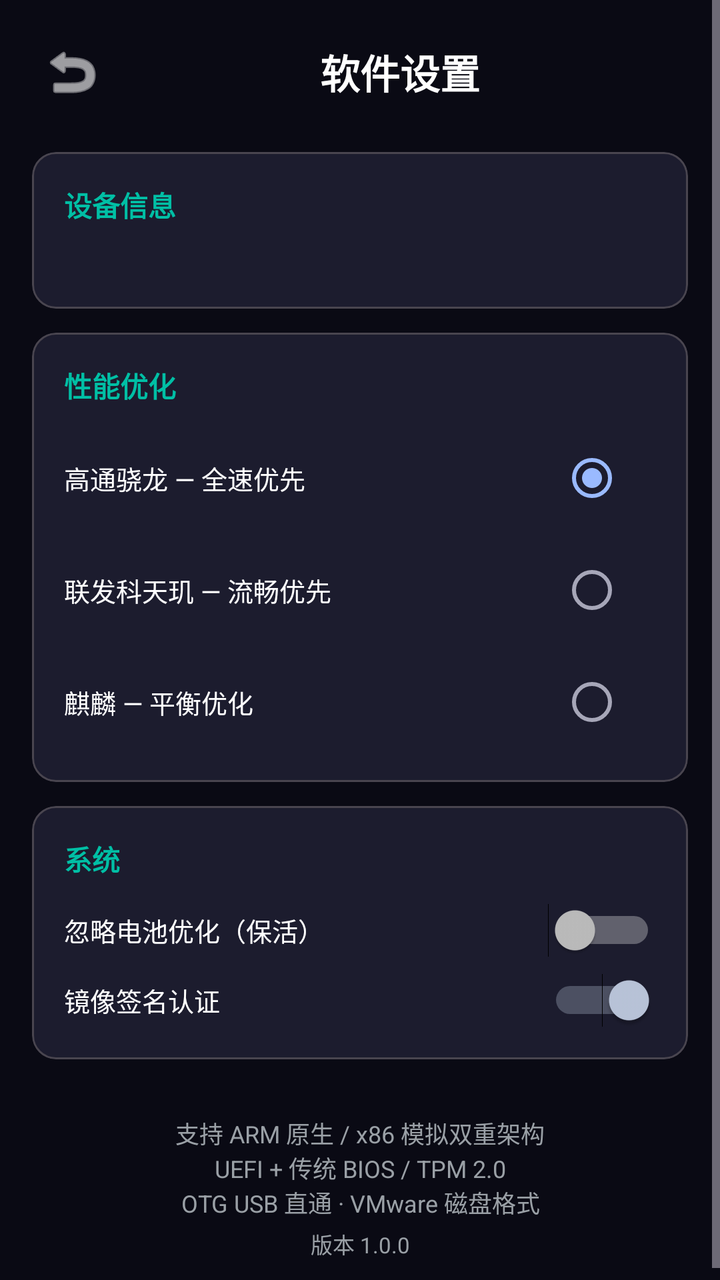
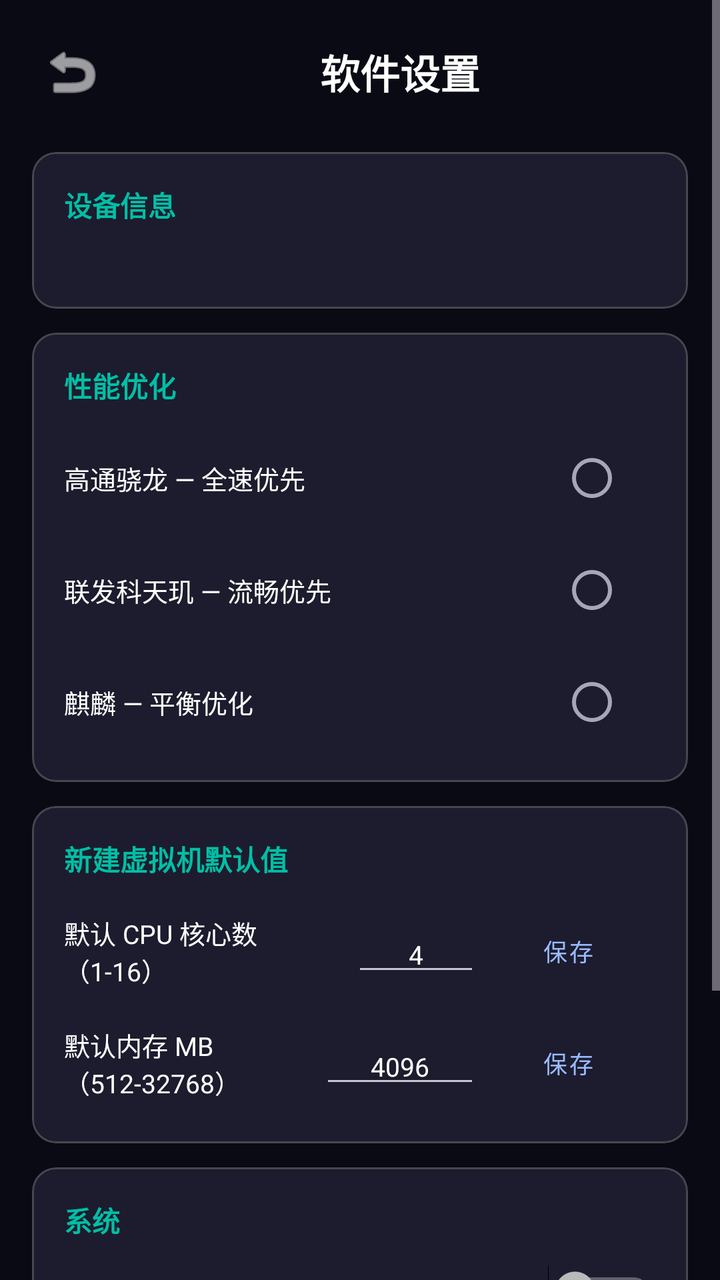

The first picture is an Android layout as it rendered before a commit; the second is the same layout after the commit. The layout source and the unified diff follow.
<!-- AndroidManifest.xml: application theme Theme.NanyangVirtualWin -->
<!-- res/layout/activity_settings.xml -->
<?xml version="1.0" encoding="utf-8"?>
<ScrollView
    xmlns:android="http://schemas.android.com/apk/res/android"
    xmlns:app="http://schemas.android.com/apk/res-auto"
    android:layout_width="match_parent"
    android:layout_height="match_parent"
    android:background="@color/background">

    <LinearLayout
        android:layout_width="match_parent"
        android:layout_height="wrap_content"
        android:orientation="vertical"
        android:padding="16dp">

        
        <LinearLayout
            android:layout_width="match_parent"
            android:layout_height="wrap_content"
            android:orientation="horizontal"
            android:gravity="center_vertical"
            android:layout_marginBottom="20dp">

            <ImageButton
                android:id="@+id/btnBack"
                android:layout_width="40dp"
                android:layout_height="40dp"
                android:src="@android:drawable/ic_menu_revert"
                android:background="?attr/selectableItemBackgroundBorderless"
                android:tint="@color/text_primary"
                android:contentDescription="返回" />

            <TextView
                android:layout_width="0dp"
                android:layout_height="wrap_content"
                android:layout_weight="1"
                android:text="@string/settings_title"
                android:textColor="@color/text_primary"
                android:textSize="20sp"
                android:textStyle="bold"
                android:gravity="center" />
        </LinearLayout>

        
        <com.google.android.material.card.MaterialCardView
            android:layout_width="match_parent"
            android:layout_height="wrap_content"
            android:layout_marginBottom="12dp"
            app:cardBackgroundColor="@color/card_bg"
            app:cardCornerRadius="12dp">

            <LinearLayout
                android:layout_width="match_parent"
                android:layout_height="wrap_content"
                android:orientation="vertical"
                android:padding="16dp">

                <TextView
                    android:layout_width="match_parent"
                    android:layout_height="wrap_content"
                    android:text="设备信息"
                    android:textColor="@color/accent"
                    android:textStyle="bold"
                    android:textSize="14sp"
                    android:layout_marginBottom="8dp" />

                <TextView
                    android:id="@+id/tvChipInfo"
                    android:layout_width="match_parent"
                    android:layout_height="wrap_content"
                    android:textColor="@color/text_primary"
                    android:textSize="13sp" />

            </LinearLayout>
        </com.google.android.material.card.MaterialCardView>

        
        <com.google.android.material.card.MaterialCardView
            android:layout_width="match_parent"
            android:layout_height="wrap_content"
            android:layout_marginBottom="12dp"
            app:cardBackgroundColor="@color/card_bg"
            app:cardCornerRadius="12dp">

            <LinearLayout
                android:layout_width="match_parent"
                android:layout_height="wrap_content"
                android:orientation="vertical"
                android:padding="16dp">

                <TextView
                    android:layout_width="match_parent"
                    android:layout_height="wrap_content"
                    android:text="性能优化"
                    android:textColor="@color/accent"
                    android:textStyle="bold"
                    android:textSize="14sp"
                    android:layout_marginBottom="12dp" />

                <LinearLayout
                    android:layout_width="match_parent"
                    android:layout_height="wrap_content"
                    android:orientation="horizontal"
                    android:gravity="center_vertical"
                    android:layout_marginBottom="8dp">

                    <TextView
                        android:layout_width="0dp"
                        android:layout_height="wrap_content"
                        android:layout_weight="1"
                        android:text="@string/chip_qcom"
                        android:textColor="@color/text_primary"
                        android:textSize="13sp" />

                    <RadioButton
                        android:id="@+id/rbQcom"
                        android:layout_width="wrap_content"
                        android:layout_height="wrap_content"
                        android:checked="true" />

                </LinearLayout>

                <LinearLayout
                    android:layout_width="match_parent"
                    android:layout_height="wrap_content"
                    android:orientation="horizontal"
                    android:gravity="center_vertical"
                    android:layout_marginBottom="8dp">

                    <TextView
                        android:layout_width="0dp"
                        android:layout_height="wrap_content"
                        android:layout_weight="1"
                        android:text="@string/chip_mtk"
                        android:textColor="@color/text_primary"
                        android:textSize="13sp" />

                    <RadioButton
                        android:id="@+id/rbMtk"
                        android:layout_width="wrap_content"
                        android:layout_height="wrap_content" />

                </LinearLayout>

                <LinearLayout
                    android:layout_width="match_parent"
                    android:layout_height="wrap_content"
                    android:orientation="horizontal"
                    android:gravity="center_vertical">

                    <TextView
                        android:layout_width="0dp"
                        android:layout_height="wrap_content"
                        android:layout_weight="1"
                        android:text="@string/chip_hisilicon"
                        android:textColor="@color/text_primary"
                        android:textSize="13sp" />

                    <RadioButton
                        android:id="@+id/rbHisilicon"
                        android:layout_width="wrap_content"
                        android:layout_height="wrap_content" />

                </LinearLayout>

            </LinearLayout>
        </com.google.android.material.card.MaterialCardView>

        
        <com.google.android.material.card.MaterialCardView
            android:layout_width="match_parent"
            android:layout_height="wrap_content"
            android:layout_marginBottom="12dp"
            app:cardBackgroundColor="@color/card_bg"
            app:cardCornerRadius="12dp">

            <LinearLayout
                android:layout_width="match_parent"
                android:layout_height="wrap_content"
                android:orientation="vertical"
                android:padding="16dp">

                <TextView
                    android:layout_width="match_parent"
                    android:layout_height="wrap_content"
                    android:text="系统"
                    android:textColor="@color/accent"
                    android:textStyle="bold"
                    android:textSize="14sp"
                    android:layout_marginBottom="12dp" />

                <LinearLayout
                    android:layout_width="match_parent"
                    android:layout_height="wrap_content"
                    android:orientation="horizontal"
                    android:gravity="center_vertical"
                    android:layout_marginBottom="8dp">

                    <TextView
                        android:layout_width="0dp"
                        android:layout_height="wrap_content"
                        android:layout_weight="1"
                        android:text="@string/disable_battery_opt"
                        android:textColor="@color/text_primary"
                        android:textSize="13sp" />

                    <Switch
                        android:id="@+id/switchIgnoreBattery"
                        android:layout_width="wrap_content"
                        android:layout_height="wrap_content" />
                </LinearLayout>

                <LinearLayout
                    android:layout_width="match_parent"
                    android:layout_height="wrap_content"
                    android:orientation="horizontal"
                    android:gravity="center_vertical">

                    <TextView
                        android:layout_width="0dp"
                        android:layout_height="wrap_content"
                        android:layout_weight="1"
                        android:text="@string/signature_verify"
                        android:textColor="@color/text_primary"
                        android:textSize="13sp" />

                    <Switch
                        android:id="@+id/switchSigVerify"
                        android:layout_width="wrap_content"
                        android:layout_height="wrap_content"
                        android:checked="true" />
                </LinearLayout>

            </LinearLayout>
        </com.google.android.material.card.MaterialCardView>

        
        <TextView
            android:layout_width="match_parent"
            android:layout_height="wrap_content"
            android:text="@string/about_desc"
            android:textColor="@color/text_secondary"
            android:textSize="12sp"
            android:layout_marginTop="16dp"
            android:gravity="center" />

        <TextView
            android:layout_width="match_parent"
            android:layout_height="wrap_content"
            android:text="版本 1.0.0"
            android:textColor="@color/text_secondary"
            android:textSize="11sp"
            android:gravity="center"
            android:layout_marginTop="4dp" />

    </LinearLayout>
</ScrollView>
<!-- resources referenced by this layout -->
<resources>
  <color name="accent">#00BFA5</color>
  <color name="background">#0A0A14</color>
  <color name="card_bg">#1C1C2E</color>
  <color name="text_primary">#FFFFFF</color>
  <color name="text_secondary">#9AA0A6</color>
  <string name="about_desc">支持 ARM 原生 / x86 模拟双重架构\nUEFI + 传统 BIOS / TPM 2.0\nOTG USB 直通 · VMware 磁盘格式</string>
  <string name="chip_hisilicon">麒麟 — 平衡优化</string>
  <string name="chip_mtk">联发科天玑 — 流畅优先</string>
  <string name="chip_qcom">高通骁龙 — 全速优先</string>
  <string name="disable_battery_opt">忽略电池优化（保活）</string>
  <string name="settings_title">软件设置</string>
  <string name="signature_verify">镜像签名认证</string>
  <style name="Theme.NanyangVirtualWin" parent="Theme.Material3.Dark.NoActionBar">
          <item name="colorPrimary">@color/md_theme_primary</item>
          <item name="colorOnPrimary">@color/md_theme_onPrimary</item>
          <item name="colorPrimaryContainer">@color/md_theme_primaryContainer</item>
          <item name="colorOnPrimaryContainer">@color/md_theme_onPrimaryContainer</item>
          <item name="colorSecondary">@color/md_theme_secondary</item>
          <item name="colorOnSecondary">@color/md_theme_onSecondary</item>
          <item name="colorSecondaryContainer">@color/md_theme_secondaryContainer</item>
          <item name="colorOnSecondaryContainer">@color/md_theme_onSecondaryContainer</item>
          <item name="android:colorBackground">@color/md_theme_background</item>
          <item name="colorOnBackground">@color/md_theme_onBackground</item>
          <item name="colorSurface">@color/md_theme_surface</item>
          <item name="colorOnSurface">@color/md_theme_onSurface</item>
          <item name="colorSurfaceVariant">@color/md_theme_surfaceVariant</item>
          <item name="colorOnSurfaceVariant">@color/md_theme_onSurfaceVariant</item>
          <item name="colorOutline">@color/md_theme_outline</item>
          <item name="colorError">@color/md_theme_error</item>
          <item name="colorOnError">@color/md_theme_onError</item>
          <item name="android:statusBarColor">@color/md_theme_background</item>
          <item name="android:navigationBarColor">@color/md_theme_background</item>
      </style>
  <color name="md_theme_primary">#9ABAFF</color>
  <color name="md_theme_onPrimary">#002F6C</color>
  <color name="md_theme_primaryContainer">#00469A</color>
  <color name="md_theme_onPrimaryContainer">#D8E2FF</color>
  <color name="md_theme_secondary">#BBC6DB</color>
  <color name="md_theme_onSecondary">#263141</color>
  <color name="md_theme_secondaryContainer">#3D4858</color>
  <color name="md_theme_onSecondaryContainer">#D7E3F7</color>
  <color name="md_theme_background">#0A0A14</color>
  <color name="md_theme_onBackground">#E2E2EC</color>
  <color name="md_theme_surface">#0E0E1A</color>
  <color name="md_theme_onSurface">#E2E2EC</color>
  <color name="md_theme_surfaceVariant">#242633</color>
  <color name="md_theme_onSurfaceVariant">#A6A6B8</color>
  <color name="md_theme_outline">#707080</color>
  <color name="md_theme_error">#FFB4AB</color>
  <color name="md_theme_onError">#690005</color>
</resources>

<!-- the commit's change to res/layout/activity_settings.xml (unified diff, before → after) -->
@@ -96,6 +96,104 @@
                     android:textSize="14sp"
                     android:layout_marginBottom="12dp" />
 
+                <RadioGroup
+                    android:id="@+id/rgChipOpt"
+                    android:layout_width="match_parent"
+                    android:layout_height="wrap_content">
+
+                    <LinearLayout
+                        android:layout_width="match_parent"
+                        android:layout_height="wrap_content"
+                        android:orientation="horizontal"
+                        android:gravity="center_vertical"
+                        android:layout_marginBottom="8dp">
+
+                        <TextView
+                            android:layout_width="0dp"
+                            android:layout_height="wrap_content"
+                            android:layout_weight="1"
+                            android:text="@string/chip_qcom"
+                            android:textColor="@color/text_primary"
+                            android:textSize="13sp" />
+
+                        <RadioButton
+                            android:id="@+id/rbQcom"
+                            android:layout_width="wrap_content"
+                            android:layout_height="wrap_content" />
+
+                    </LinearLayout>
+
+                    <LinearLayout
+                        android:layout_width="match_parent"
+                        android:layout_height="wrap_content"
+                        android:orientation="horizontal"
+                        android:gravity="center_vertical"
+                        android:layout_marginBottom="8dp">
+
+                        <TextView
+                            android:layout_width="0dp"
+                            android:layout_height="wrap_content"
+                            android:layout_weight="1"
+                            android:text="@string/chip_mtk"
+                            android:textColor="@color/text_primary"
+                            android:textSize="13sp" />
+
+                        <RadioButton
+                            android:id="@+id/rbMtk"
+                            android:layout_width="wrap_content"
+                            android:layout_height="wrap_content" />
+
+                    </LinearLayout>
+
+                    <LinearLayout
+                        android:layout_width="match_parent"
+                        android:layout_height="wrap_content"
+                        android:orientation="horizontal"
+                        android:gravity="center_vertical">
+
+                        <TextView
+                            android:layout_width="0dp"
+                            android:layout_height="wrap_content"
+                            android:layout_weight="1"
+                            android:text="@string/chip_hisilicon"
+                            android:textColor="@color/text_primary"
+                            android:textSize="13sp" />
+
+                        <RadioButton
+                            android:id="@+id/rbHisilicon"
+                            android:layout_width="wrap_content"
+                            android:layout_height="wrap_content" />
+
+                    </LinearLayout>
+
+                </RadioGroup>
+
+            </LinearLayout>
+        </com.google.android.material.card.MaterialCardView>
+
+        
+        <com.google.android.material.card.MaterialCardView
+            android:layout_width="match_parent"
+            android:layout_height="wrap_content"
+            android:layout_marginBottom="12dp"
+            app:cardBackgroundColor="@color/card_bg"
+            app:cardCornerRadius="12dp">
+
+            <LinearLayout
+                android:layout_width="match_parent"
+                android:layout_height="wrap_content"
+                android:orientation="vertical"
+                android:padding="16dp">
+
+                <TextView
+                    android:layout_width="match_parent"
+                    android:layout_height="wrap_content"
+                    android:text="新建虚拟机默认值"
+                    android:textColor="@color/accent"
+                    android:textStyle="bold"
+                    android:textSize="14sp"
+                    android:layout_marginBottom="12dp" />
+
                 <LinearLayout
                     android:layout_width="match_parent"
                     android:layout_height="wrap_content"
@@ -107,15 +205,27 @@
                         android:layout_width="0dp"
                         android:layout_height="wrap_content"
                         android:layout_weight="1"
-                        android:text="@string/chip_qcom"
+                        android:text="默认 CPU 核心数（1-16）"
                         android:textColor="@color/text_primary"
                         android:textSize="13sp" />
 
-                    <RadioButton
-                        android:id="@+id/rbQcom"
+                    <EditText
+                        android:id="@+id/edtDefaultCpu"
+                        android:layout_width="64dp"
+                        android:layout_height="wrap_content"
+                        android:inputType="number"
+                        android:text="4"
+                        android:textColor="@color/text_primary"
+                        android:textSize="13sp"
+                        android:gravity="center" />
+
+                    <Button
+                        android:id="@+id/btnSaveDefault"
+                        style="@style/Widget.MaterialComponents.Button.TextButton"
                         android:layout_width="wrap_content"
                         android:layout_height="wrap_content"
-                        android:checked="true" />
+                        android:text="保存"
+                        android:textSize="12sp" />
 
                 </LinearLayout>
 
@@ -123,42 +233,33 @@
                     android:layout_width="match_parent"
                     android:layout_height="wrap_content"
                     android:orientation="horizontal"
-                    android:gravity="center_vertical"
-                    android:layout_marginBottom="8dp">
+                    android:gravity="center_vertical">
 
                     <TextView
                         android:layout_width="0dp"
                         android:layout_height="wrap_content"
                         android:layout_weight="1"
-                        android:text="@string/chip_mtk"
+                        android:text="默认内存 MB（512-32768）"
                         android:textColor="@color/text_primary"
                         android:textSize="13sp" />
 
-                    <RadioButton
-                        android:id="@+id/rbMtk"
+                    <EditText
+                        android:id="@+id/edtDefaultRam"
+                        android:layout_width="80dp"
+                        android:layout_height="wrap_content"
+                        android:inputType="number"
+                        android:text="4096"
+                        android:textColor="@color/text_primary"
+                        android:textSize="13sp"
+                        android:gravity="center" />
+
+                    <Button
+                        android:id="@+id/btnSaveRam"
+                        style="@style/Widget.MaterialComponents.Button.TextButton"
                         android:layout_width="wrap_content"
-                        android:layout_height="wrap_content" />
-
-                </LinearLayout>
-
-                <LinearLayout
-                    android:layout_width="match_parent"
-                    android:layout_height="wrap_content"
-                    android:orientation="horizontal"
-                    android:gravity="center_vertical">
-
-                    <TextView
-                        android:layout_width="0dp"
-                        android:layout_height="wrap_content"
-                        android:layout_weight="1"
-                        android:text="@string/chip_hisilicon"
-                        android:textColor="@color/text_primary"
-                        android:textSize="13sp" />
-
-                    <RadioButton
-                        android:id="@+id/rbHisilicon"
-                        android:layout_width="wrap_content"
-                        android:layout_height="wrap_content" />
+                        android:layout_height="wrap_content"
+                        android:text="保存"
+                        android:textSize="12sp" />
 
                 </LinearLayout>
 
